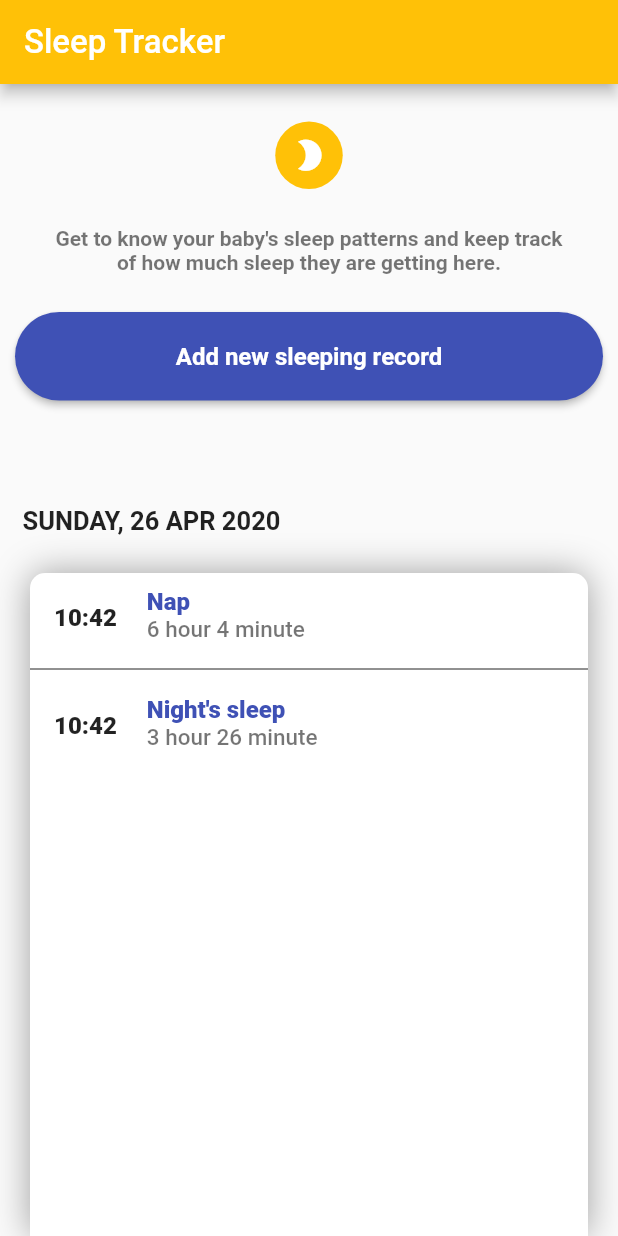
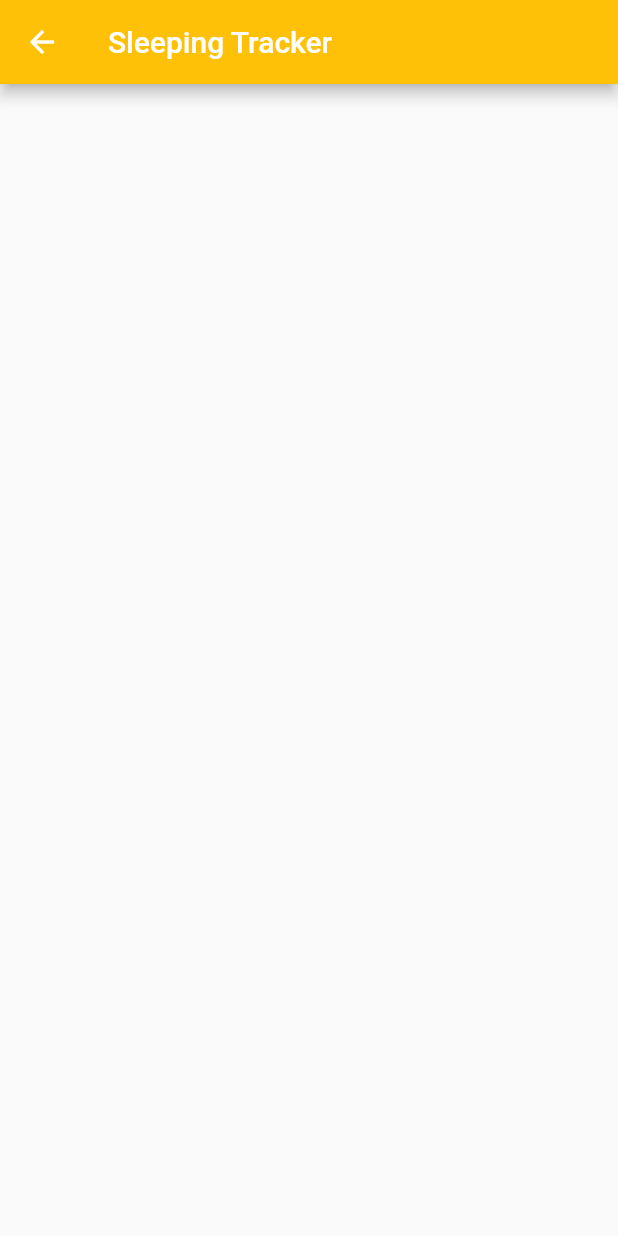
Before and after one commit to lewandowski-jan/SleepTracker, a Flutter app: the screen it shows after launch, after a tap on "Add new sleeping record", on a phone screen of 412 x 824 dp. Run offline on Flutter 3.47's test engine with Material 2 defaults, Android fonts, the phone set to English and light mode, and no system bars; our stand-ins replace numberpicker.

Commit message:
added secondpage, secondpage appbar, navigation to secondpage

```diff
--- a/lib/main.dart
+++ b/lib/main.dart
@@ -5,10 +5,7 @@ import './sleeprecord.dart';
 
 void main() => runApp(MyApp());
 
-List<SleepRecord> sleepRecords = [
-  SleepRecord("10:42", "Nap", "6 hour 4 minute"),
-  SleepRecord("10:42", "Night's sleep", "3 hour 26 minute"),
-];
+List<SleepRecord> sleepRecords = [];
 
 class MyApp extends StatelessWidget {
   @override
--- a/lib/pages/homepage.dart
+++ b/lib/pages/homepage.dart
@@ -1,5 +1,6 @@
 import 'package:flutter/material.dart';
 
+import './secondpage.dart';
 import '../functions.dart';
 import '../sleeprecord.dart';
 
@@ -69,7 +70,17 @@ class _MyHomePageState extends State<MyHomePage> {
                       color: Colors.indigo,
                       shape: RoundedRectangleBorder(
                           borderRadius: BorderRadius.circular(30.0)),
-                      onPressed: () {},
+                      onPressed: () {
+                        now = DateTime.now();
+                        Navigator.of(context).push(
+                          MaterialPageRoute(
+                            builder: (context) => SecondPage(
+                              now: now,
+                              sleepRecords: widget.sleepRecords,
+                            ),
+                          ),
+                        );
+                      },
                       child: Text(
                         'Add new sleeping record',
                         style: TextStyle(
--- /dev/null
+++ b/lib/pages/secondpage.dart
@@ -0,0 +1,36 @@
+import 'package:flutter/material.dart';
+import 'package:numberpicker/numberpicker.dart';
+
+import '../sleeprecord.dart';
+import '../functions.dart';
+
+class SecondPage extends StatefulWidget {
+  final DateTime now;
+  final List<SleepRecord> sleepRecords;
+
+  SecondPage({
+    Key key,
+    @required this.now, this.sleepRecords,
+  }) : super(key : key);
+
+  createState() {
+    return _SecondPageState();
+  }
+}
+
+class _SecondPageState extends State<SecondPage> {
+  _SecondPageState();
+
+  @override
+  Widget build(BuildContext context) {
+    return Scaffold(
+      appBar: AppBar(
+        iconTheme: IconThemeData(color: Colors.white),
+        title: Text(
+          'Sleeping Tracker',
+          style: TextStyle(color: Colors.white),
+        ),
+      ),
+    );
+  }
+}
--- a/pubspec.yaml
+++ b/pubspec.yaml
@@ -19,6 +19,7 @@ environment:
 dependencies:
   flutter:
     sdk: flutter
+  numberpicker: ^1.2.0
 
   # The following adds the Cupertino Icons font to your application.
   # Use with the CupertinoIcons class for iOS style icons.
@@ -41,8 +42,8 @@ flutter:
   uses-material-design: true
 
   # To add assets to your application, add an assets section, like this:
-  # assets:
-  #  - images/a_dot_burr.jpeg
+  assets:
+    - assets/womanbaby.jpg
   #  - images/a_dot_ham.jpeg
 
   # An image asset can refer to one or more resolution-specific "variants", see
```
Also changed, not shown: assets/womanbaby.jpg (added), pubspec.lock.
